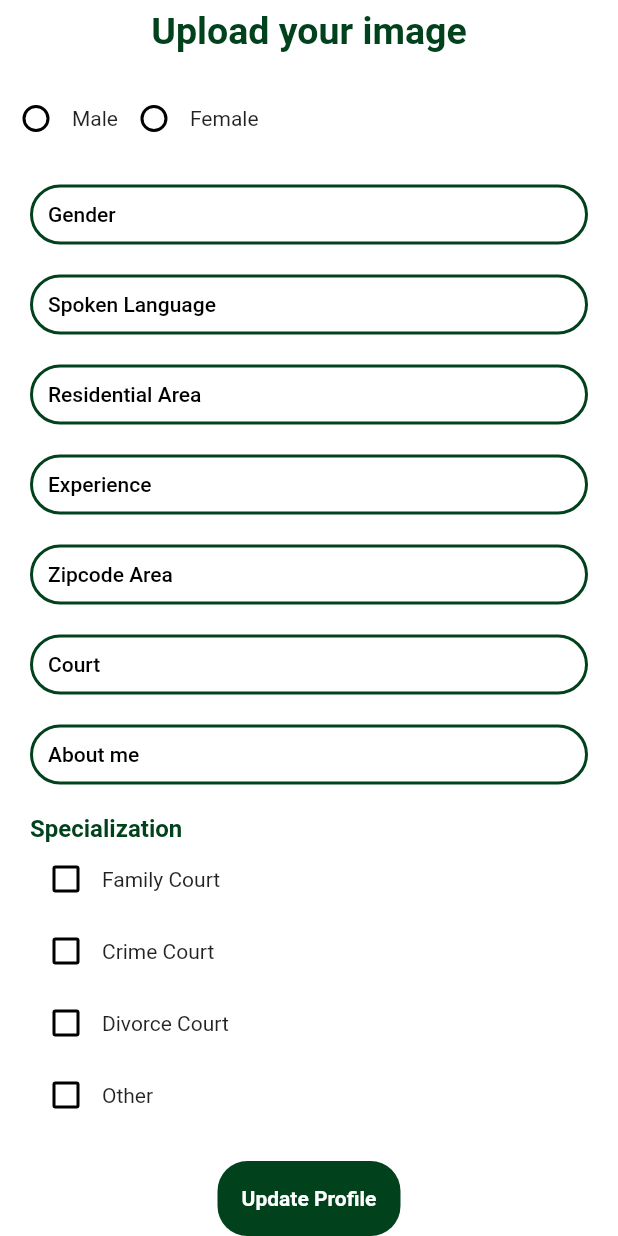
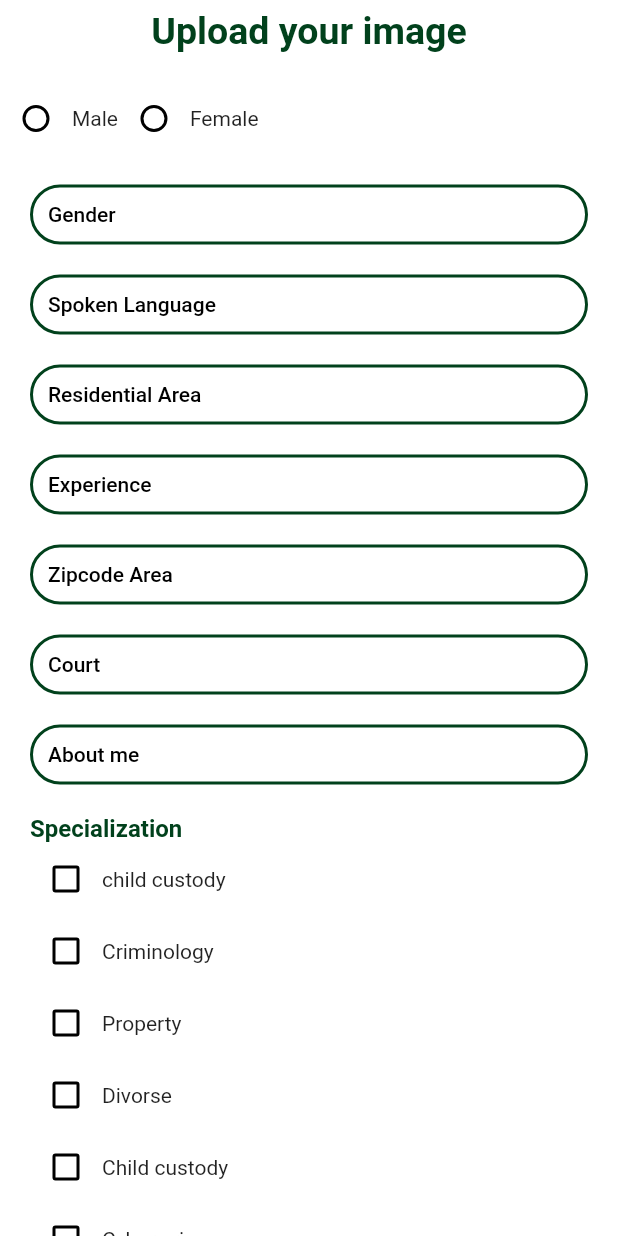
Before and after one commit to Esha-15-17/wakeel_app, a Flutter app: the lawyerprofile screen opened directly, scrolled down 205 dp, on a phone screen of 412 x 824 dp. Run offline on Flutter 3.47's test engine with Material 2 defaults, Android fonts, the light colour scheme and no system bars; our stand-ins replace carousel_slider, csc_picker, file_picker, flutter_rating_bar, flutter_secure_storage, group_radio_button and 3 more; missing offline and left inert: animated_radio_buttons; accounts and stored records are empty.

Commit message:
update lawyer profile specialization

```diff
--- a/lib/lawyer_profile.dart
+++ b/lib/lawyer_profile.dart
@@ -428,10 +428,14 @@ class _lawyerprofileState extends State<lawyerprofile> {
                       ),
                     ),
                     for (String specialization in [
-                      'Family Court',
-                      'Crime Court',
-                      'Divorce Court',
-                      'Other'
+                      'child custody',
+                      'Criminology',
+                      'Property',
+                      'Divorse',
+                      'Child custody',
+                      'Cyber crime',
+                      'Taxtation',
+                      'Immigration',
                     ])
                       Row(
                         children: [
```
